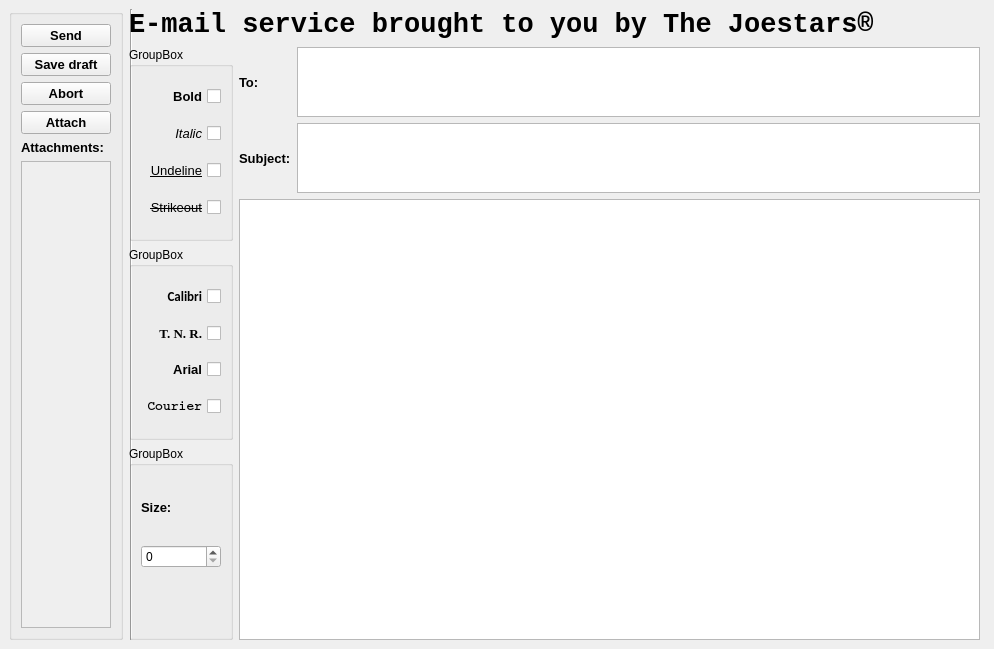
The window that ui/EmailInterface.ui (GabyUnalaq/UNI_CRM_Project) describes before a commit, drawn with Qt 5.
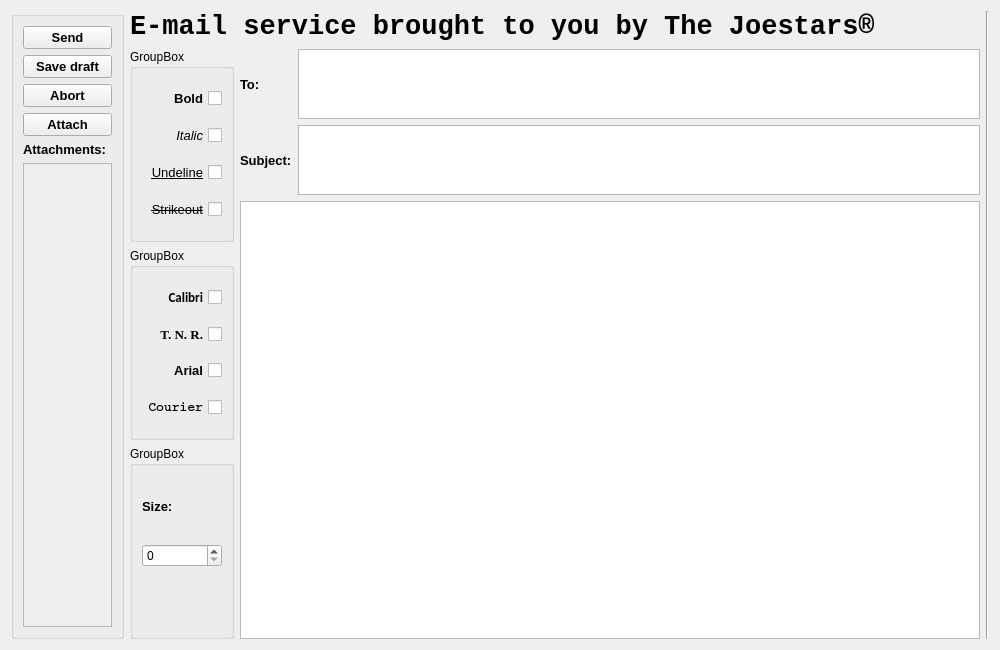
The same window after the commit.

Commit message:
Repaired ClientAddInterface
small modifs

```diff
--- a/ui/EmailInterface.ui
+++ b/ui/EmailInterface.ui
@@ -6,35 +6,15 @@
    <rect>
     <x>0</x>
     <y>0</y>
-    <width>994</width>
-    <height>649</height>
+    <width>1000</width>
+    <height>650</height>
    </rect>
   </property>
   <property name="windowTitle">
    <string>qtCRMInterface</string>
   </property>
-  <widget class="Line" name="Qline1">
-   <property name="geometry">
-    <rect>
-     <x>123</x>
-     <y>9</y>
-     <width>16</width>
-     <height>631</height>
-    </rect>
-   </property>
-   <property name="orientation">
-    <enum>Qt::Vertical</enum>
-   </property>
-  </widget>
-  <widget class="QWidget" name="">
-   <property name="geometry">
-    <rect>
-     <x>9</x>
-     <y>9</y>
-     <width>971</width>
-     <height>631</height>
-    </rect>
-   </property>
+  <layout class="QGridLayout" name="gridLayout">
+   <item row="0" column="0">
    <layout class="QHBoxLayout" name="horizontalLayout_3" stretch="2,15">
     <item>
      <widget class="QGroupBox" name="Qbox_actions">
@@ -134,8 +114,8 @@
            <rect>
             <x>0</x>
             <y>0</y>
-            <width>91</width>
-            <height>465</height>
+             <width>92</width>
+             <height>466</height>
            </rect>
           </property>
          </widget>
@@ -464,7 +444,15 @@
      </layout>
     </item>
    </layout>
-  </widget>
+   </item>
+   <item row="0" column="1">
+    <widget class="Line" name="Qline1">
+     <property name="orientation">
+      <enum>Qt::Vertical</enum>
+     </property>
+    </widget>
+   </item>
+  </layout>
  </widget>
  <resources/>
  <connections/>
```
Lines whose indentation alone changed are shown as unchanged. The commit also changes 5 other files.
